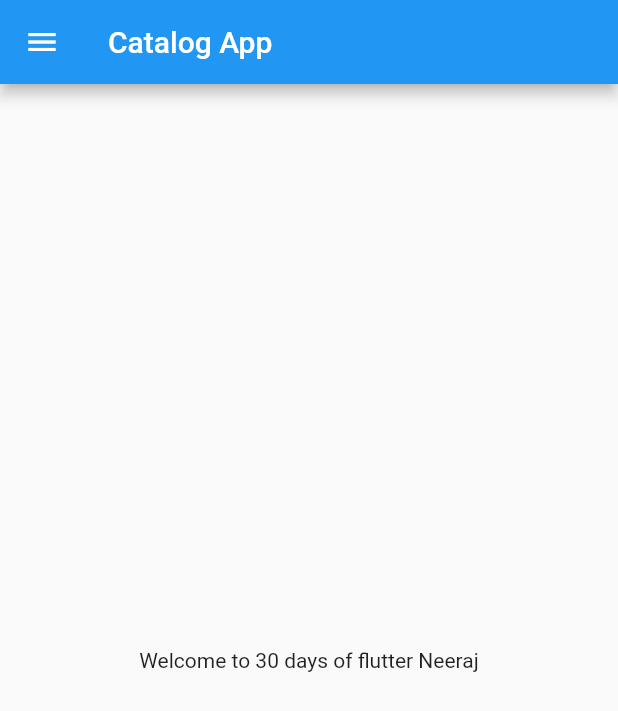
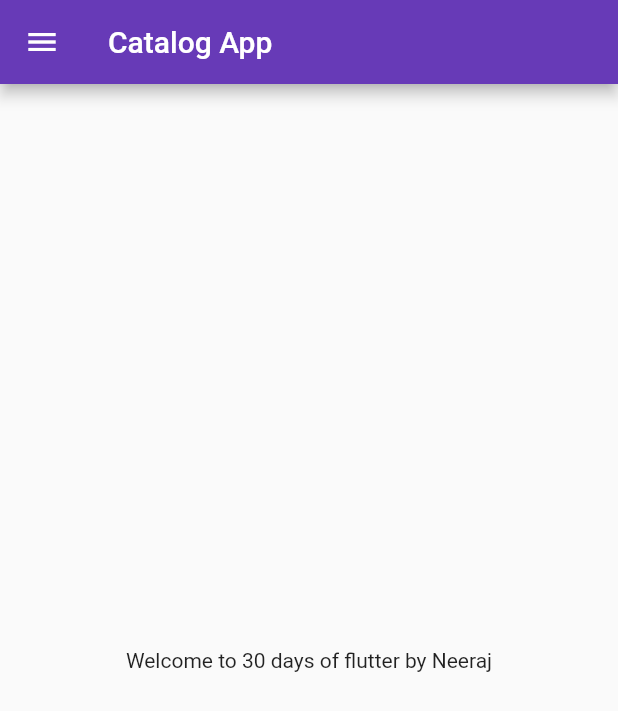
Before and after one commit to NeerajSinghNk/30-Days-of-flutter, a Flutter app: the screen it shows after launch, on a phone screen of 412 x 824 dp. Shown: the top 711 px of the screen. Run offline on Flutter 3.47's test engine with Material 2 defaults, Android fonts, the phone set to English and light mode, and no system bars.

Commit message:
Day 3 Completed

```diff
--- a/lib/main.dart
+++ b/lib/main.dart
@@ -1,6 +1,7 @@
 import 'package:flutter/material.dart';
+import 'package:flutter_catalog/pages/login_page.dart';
 
-import 'home_page.dart';
+import 'pages/home_page.dart';
 
 void main() {
   runApp(MyApp());
@@ -9,10 +10,15 @@ void main() {
 class MyApp extends StatelessWidget {
   @override
   Widget build(BuildContext context) {
-    int days = 30;
-
     return MaterialApp(
-      home: HomePage(),
+      themeMode: ThemeMode.dark,
+      theme: ThemeData(primarySwatch: Colors.deepPurple),
+      initialRoute: "/home",
+      routes: {
+        "/": (context) => LoginPage(),
+        "/home": (context) => HomePage(),
+        "/login": (context) => LoginPage(),
+      },
     );
   }
 }
--- a/lib/home_page.dart
+++ b/lib/pages/home_page.dart
@@ -12,9 +12,7 @@ class HomePage extends StatelessWidget {
         title: Text('Catalog App'),
       ),
       body: Center(
-        child: Container(
-          child: Text('Welcome to $days days of flutter $name'),
-        ),
+        child: Text('Welcome to $days days of flutter by $name'),
       ),
       drawer: Drawer(),
     );
```
Also changed, not shown: lib/pages/login_page.dart (added, +19 -0 lines).
